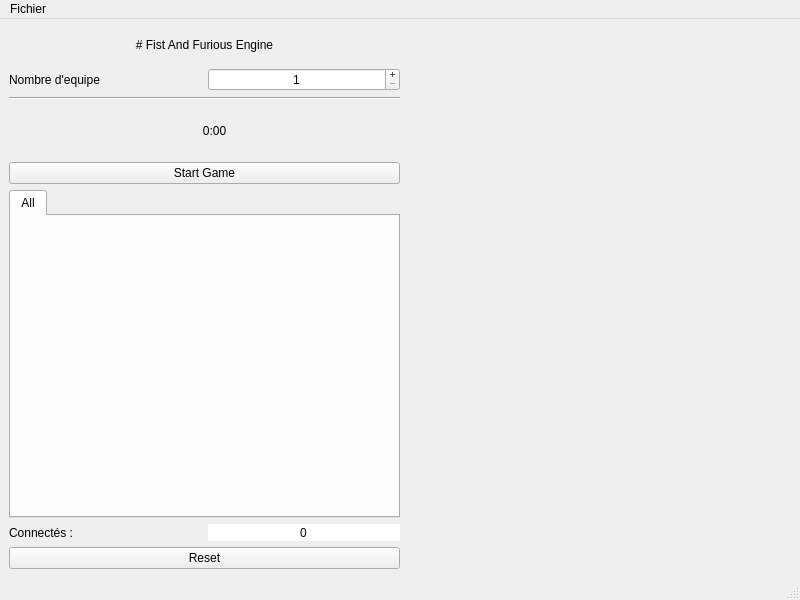
Old version of the form Engine/window.ui in the repository Douraid-BEN-HASSEN/ar_course.
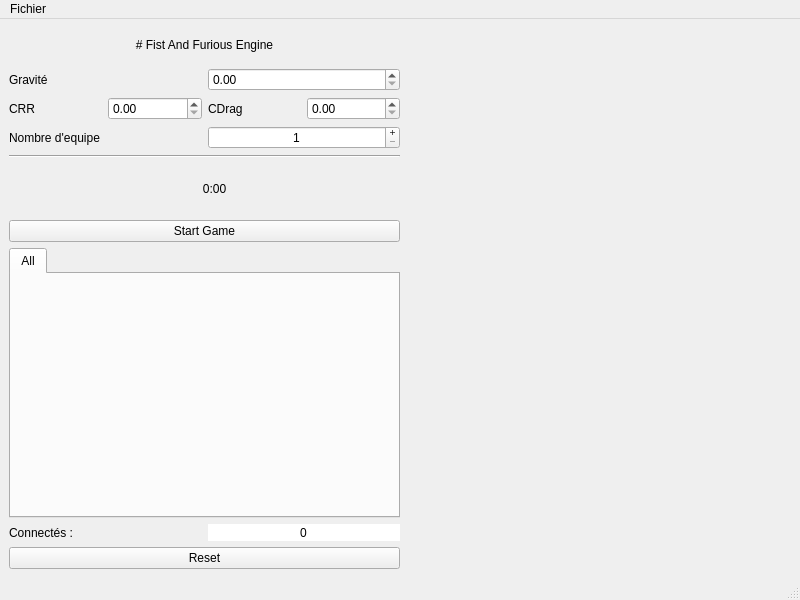
New version of the form.

The edit to the form file:
```diff
--- a/Engine/window.ui
+++ b/Engine/window.ui
@@ -62,6 +62,60 @@
         </property>
        </spacer>
       </item>
+      <item>
+       <layout class="QVBoxLayout" name="verticalLayout_2">
+        <item>
+         <layout class="QHBoxLayout" name="horizontalLayout">
+          <item>
+           <widget class="QLabel" name="label_7">
+            <property name="text">
+             <string>Gravité</string>
+            </property>
+           </widget>
+          </item>
+          <item>
+           <widget class="QDoubleSpinBox" name="doubleSpinBox_Gravite">
+            <property name="maximum">
+             <double>100.000000000000000</double>
+            </property>
+           </widget>
+          </item>
+         </layout>
+        </item>
+        <item>
+         <layout class="QHBoxLayout" name="horizontalLayout_6">
+          <item>
+           <widget class="QLabel" name="label_8">
+            <property name="text">
+             <string>CRR</string>
+            </property>
+           </widget>
+          </item>
+          <item>
+           <widget class="QDoubleSpinBox" name="doubleSpinBox_CRR">
+            <property name="maximum">
+             <double>1000.000000000000000</double>
+            </property>
+           </widget>
+          </item>
+          <item>
+           <widget class="QLabel" name="label_6">
+            <property name="text">
+             <string>CDrag</string>
+            </property>
+           </widget>
+          </item>
+          <item>
+           <widget class="QDoubleSpinBox" name="doubleSpinBox_CDrag">
+            <property name="maximum">
+             <double>1000.000000000000000</double>
+            </property>
+           </widget>
+          </item>
+         </layout>
+        </item>
+       </layout>
+      </item>
       <item>
        <layout class="QVBoxLayout" name="verticalLayout_Config">
         <item>
```
